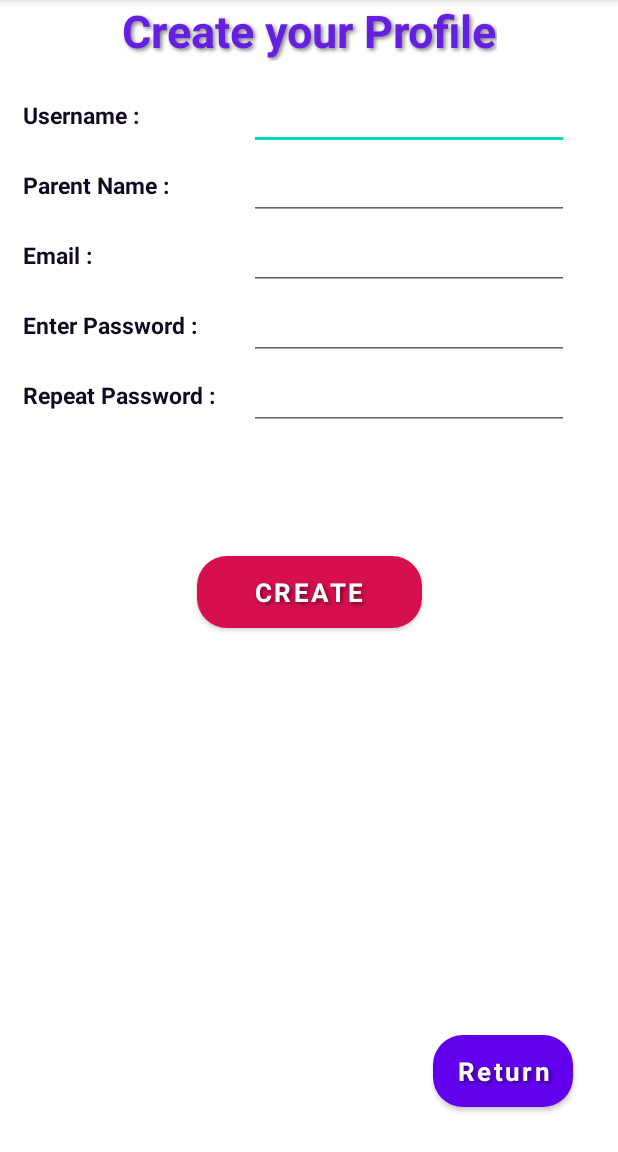
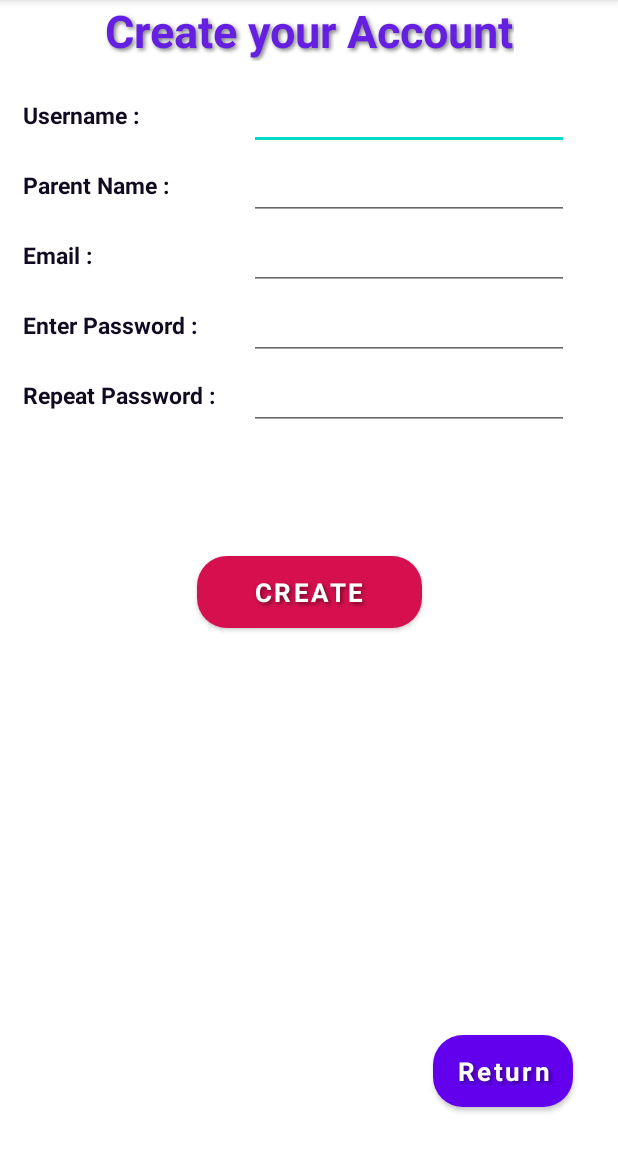
Before and after one commit to gabripaz/OctoAndroidApp, an Android app: the Registration screen opened directly, with no data from a screen before it, on a phone screen of 412 x 824 dp, the part 84-1236 px from its top. Run offline under Robolectric (Android 15) with nearby library versions, the phone set to English and light mode, and no system bars; our stand-ins replace Firebase (no records; nobody signed in at launch, a user with empty details on screens opened directly); Roboto replaces fonts that are not available here.

Commit message:
on registration change create profile to create account

```diff
--- a/PrjOctoAndroidApp/app/src/main/java/com/example/prjoctoandroidapp/Registration.java
+++ b/PrjOctoAndroidApp/app/src/main/java/com/example/prjoctoandroidapp/Registration.java
@@ -87,7 +87,7 @@ public class Registration extends AppCompatActivity implements View.OnClickListe
 
     private void createAccount() {
       if( !validateUsername() || !validateFullname()  || !validateEmail() || !validatePassword()){return;}
-//
+
         String  fullName, username, email,password;
 
         username = edUsername.getText().toString();
--- a/PrjOctoAndroidApp/app/src/main/res/layout/activity_registration.xml
+++ b/PrjOctoAndroidApp/app/src/main/res/layout/activity_registration.xml
@@ -14,7 +14,7 @@
         app:layout_constraintLeft_toLeftOf="parent"
         app:layout_constraintRight_toRightOf="parent"
         app:layout_constraintTop_toTopOf="parent"
-        android:text="Create your Profile" />
+        android:text="Create your Account" />
 
     <TextView
         android:id="@+id/tvUsername"
```
